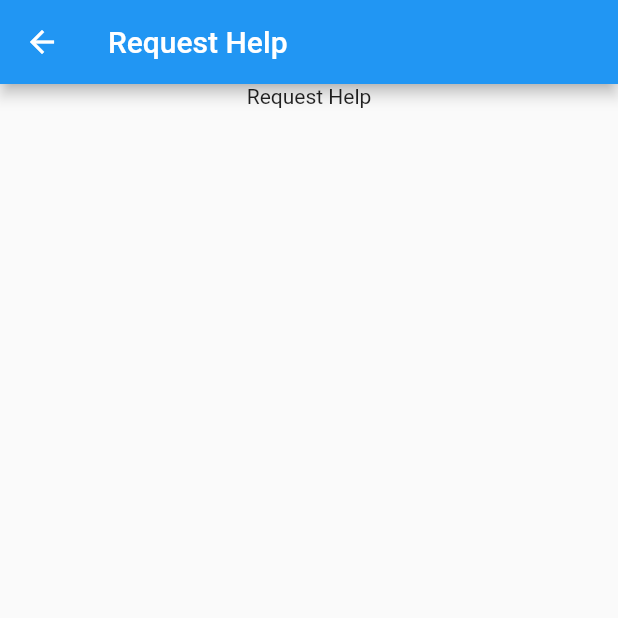
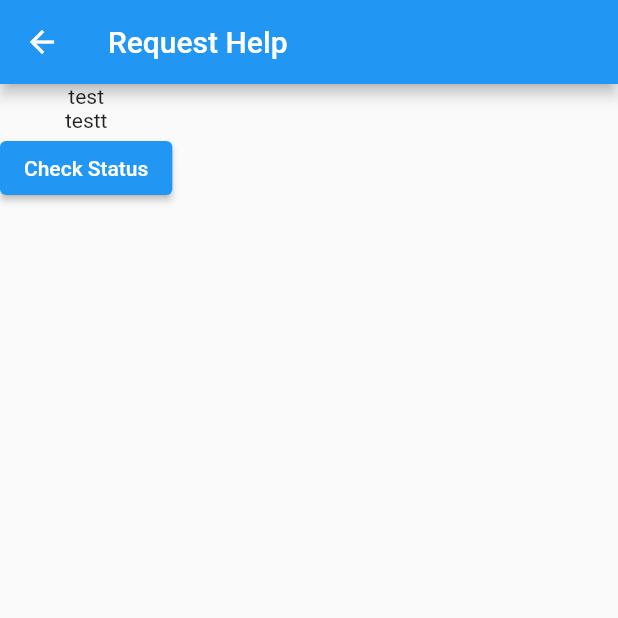
Before and after one commit to JohnRamberger/DisasterReliefAid, a Flutter app: the screen it shows after launch, after a tap on "Request Help", on a phone screen of 412 x 824 dp, the top half of it. Run offline on Flutter 3.47's test engine with Material 2 defaults, Android fonts, the phone set to English and light mode, and no system bars.

Commit message:
added helpcallinprogress screen

```diff
--- a/disaster_relief_aid_flutter/lib/view/RequestHelp.view.dart
+++ b/disaster_relief_aid_flutter/lib/view/RequestHelp.view.dart
@@ -1,5 +1,5 @@
 import 'package:flutter/material.dart';
-
+import 'package:disaster_relief_aid_flutter/view/HelpCallInProgress.view.dart';
 class RequestHelpView extends StatelessWidget {
   const RequestHelpView({super.key});
 
@@ -9,9 +9,15 @@ class RequestHelpView extends StatelessWidget {
         appBar: AppBar(
           title: const Text("Request Help"),
         ),
-        body: const SingleChildScrollView(
-            child: Center(
-          child: Text("Request Help"),
-        )));
+        body: Column(
+          children: [
+            const Text("test"),
+            const Text("testt"),
+            ElevatedButton(
+                onPressed: () => Navigator.push(context,
+                    MaterialPageRoute(builder: (c) => HelpCallInProgressView())),
+                child: const Text("Check Status"))
+          ],
+        ));
   }
 }
```
Also changed, not shown: disaster_relief_aid_flutter/lib/view/HelpCallInProgress.view.dart (added, +19 -0 lines), 1 other file.
